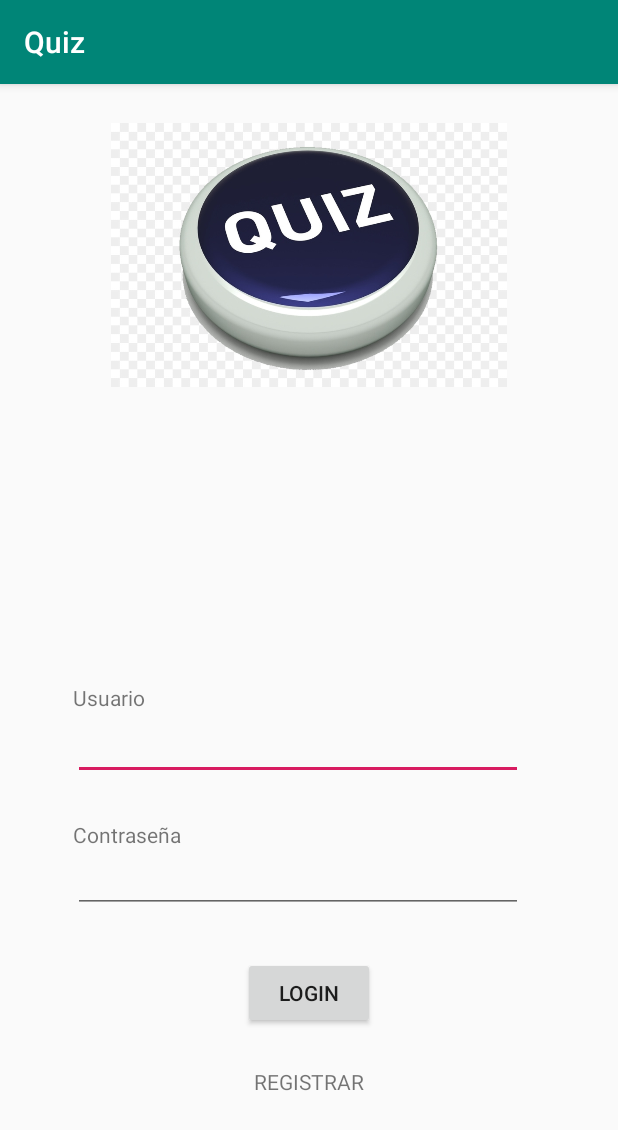
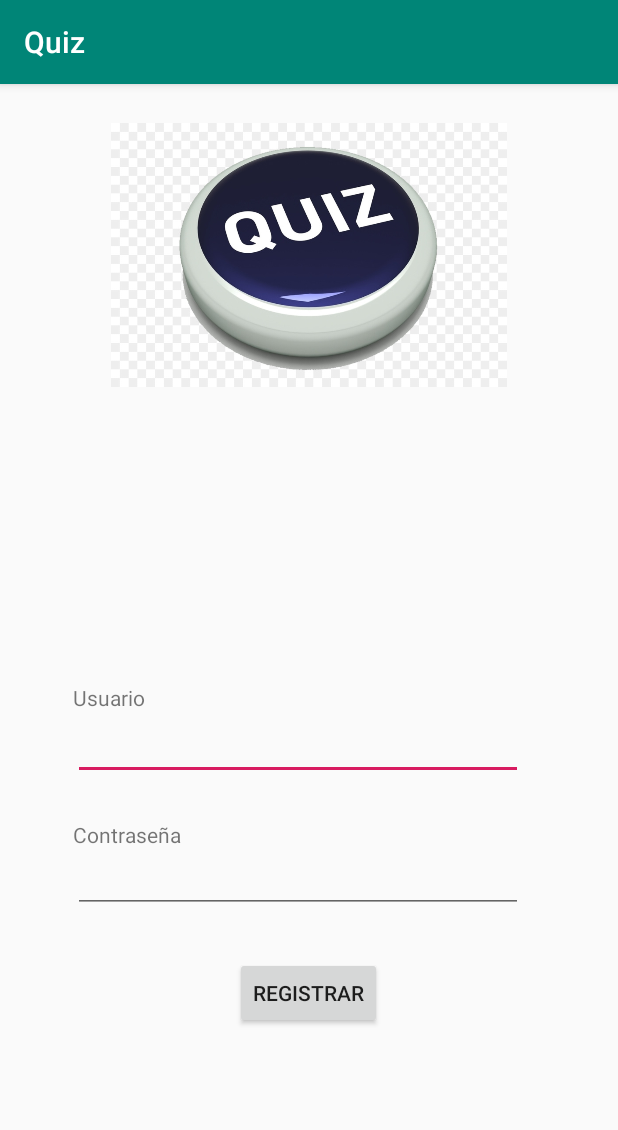
Before and after one commit to luiisgallego/MII_GIDW_1819, an Android app: the screen it shows after launch (MainActivity), on a phone screen of 412 x 824 dp. Shown: the top 1130 px of the screen. Run offline under Robolectric (Android 15) with nearby library versions, the phone set to English and light mode, and no system bars.

Commit message:
basic login - registro ok

```diff
--- a/APP/app/src/main/java/com/gidw/luis/quiz/LevelsActivity.java
+++ b/APP/app/src/main/java/com/gidw/luis/quiz/LevelsActivity.java
@@ -79,7 +79,7 @@ public class LevelsActivity extends AppCompatActivity implements NavigationView.
 
         // Recogemos la info compartida en el login - registro
         SharedPreferences infoPrincipal = getSharedPreferences("Contenido_principal", Context.MODE_PRIVATE);
-        //SharedPreferences sp = getSharedPreferences("Score", Context.MODE_PRIVATE);
+        //SharedPreferences score = getSharedPreferences("Score", Context.MODE_PRIVATE);
 
         /* -------- Actualizar la información del navigation drawer según el login -------- */
 
--- a/APP/app/src/main/java/com/gidw/luis/quiz/MainActivity.java
+++ b/APP/app/src/main/java/com/gidw/luis/quiz/MainActivity.java
@@ -9,64 +9,119 @@ import android.widget.Button;
 import android.content.Intent;
 import android.content.SharedPreferences;
 import android.content.Context;
+import android.widget.TextView;
+import android.widget.Toast;
 
 public class MainActivity extends AppCompatActivity {
 
-    // Método inicial para el login
+    String nombre_shared, pass_shared, email_shared, genero_shared;
+    Boolean statusSharedPreferences;
+
     @Override
     protected void onCreate(Bundle savedInstanceState) {
         super.onCreate(savedInstanceState);
-        setContentView(R.layout.activity_main);
+
+        // Referenciamos de preferencias compartidas
+        final SharedPreferences infoPrincipal = getSharedPreferences("Contenido_principal", Context.MODE_PRIVATE);
+        //SharedPreferences score = getSharedPreferences("Score", Context.MODE_PRIVATE);
+
+        // Comprobamos si ya se ha registrado
+        statusSharedPreferences = comprobarSharedPreferences(infoPrincipal);
+
+        //System.out.println("\n\n\n HEREEE  \n\n\n" + statusSharedPreferences);
+
+        // Actuamos en funcion de status
+        if(!statusSharedPreferences) {  // Registrar
+            setContentView(R.layout.activity_main_registrar);
 
             // Declaramos los campos editables y el botón
-        final EditText usuario = (EditText) findViewById(R.id.mainEditUsuario);
-        final EditText password = (EditText) findViewById(R.id.mainEditPass);
-        final Button boton = (Button) findViewById(R.id.mainButtonLogin);
+            final EditText usuarioRegistrar = findViewById(R.id.mainEditUsuarioRegistrar);
+            final EditText passwordRegistrar = findViewById(R.id.mainEditPassRegistrar);
+            final Button botonRegistrar = findViewById(R.id.mainButtonRegistrar);
 
-        // Funcionalidad para cuando pulsamos el botón
-        boton.setOnClickListener(new View.OnClickListener() {
+            botonRegistrar.setOnClickListener(new View.OnClickListener() {
+                @Override
+                public void onClick(View v) {
+                    if(usuarioRegistrar.getText().toString().equals("") || passwordRegistrar.getText().toString().equals("")) {
+
+                        // Si no hay datos, limpiamos y notificamos
+                        usuarioRegistrar.setText("");
+                        passwordRegistrar.setText("");
+                        Toast.makeText(MainActivity.this, "Por favor introduce los datos", Toast.LENGTH_SHORT).show();
+
+                    } else {
+
+                        // Copiamos los datos al sharedPreferences
+                        SharedPreferences.Editor editorInfoPrincipal = infoPrincipal.edit();
+                        editorInfoPrincipal.putString("nombre", usuarioRegistrar.getText().toString());
+                        editorInfoPrincipal.putString("contraseña", passwordRegistrar.getText().toString());
+                        //editorInfoPrincipal.putString("email", "emailRandom@gmail.es");
+                        //editorInfoPrincipal.putString("genero", "Hombre");
+                        editorInfoPrincipal.commit();
+
+                        // Creamos e iniciamos la nueva actividad
+                        Intent mainIntent = new Intent(MainActivity.this, LevelsActivity.class);
+                        startActivity(mainIntent);
+
+                    }
+                }
+            });
+        } else { // Login
+            setContentView(R.layout.activity_main_login);
+
+            // Declaramos los campos editables y el botón
+            final EditText usuarioLogin = findViewById(R.id.mainEditUsuarioLogin);
+            usuarioLogin.setText(infoPrincipal.getString("nombre", ""));
+            final EditText passwordLogin = findViewById(R.id.mainEditPassLogin);
+            final Button botonLogin = findViewById(R.id.mainButtonLogin);
+
+            botonLogin.setOnClickListener(new View.OnClickListener() {
                 @Override
                 public void onClick(View v) {
 
-                if( compruebaPassword(usuario.getText(), password.getText()) ) {
+                    System.out.println("FUNCION LOGIN: ");
+                    System.out.println(infoPrincipal.getString("contraseña", ""));
+                    System.out.println(passwordLogin.getText().toString());
+                    System.out.println(" FIN FUNCION LOGIN: ");
 
-                    // SHARED PREFERENCES
-                    SharedPreferences infoPrincipal = getSharedPreferences("Contenido_principal", Context.MODE_PRIVATE);
-                    SharedPreferences.Editor editorInfoPrincipal = infoPrincipal.edit();
-                    editorInfoPrincipal.putString("nombre", usuario.getText().toString());
-                    editorInfoPrincipal.putString("email", "emailRandom@gmail.es");
-                    editorInfoPrincipal.putString("genero", "Hombre");
-                    editorInfoPrincipal.commit();
-
+                    if( passwordLogin.getText().toString().equals(infoPrincipal.getString("contraseña", "")) ) {
 
                         // Creamos e iniciamos la nueva actividad
                         Intent mainIntent = new Intent(MainActivity.this, LevelsActivity.class);
                         startActivity(mainIntent);
 
                     } else {
+
                         // Limpiamos los campos si no son correctos
-                    usuario.setText("");
-                    password.setText("");
+                        // usuario.setText("");
+                        passwordLogin.setText("");
+
+                    }
+                }
+            });
+        }   // fin else
+    } // fin onCreate
+
+    private boolean comprobarSharedPreferences(SharedPreferences infoPrincipal) {
+
+        nombre_shared = infoPrincipal.getString("nombre", ""); // Por defecto vacio (en el caso de que no haya nada)
+        pass_shared = infoPrincipal.getString("contraseña", "");
+        //email_shared = infoPrincipal.getString("email", "");
+        //genero_shared = infoPrincipal.getString("genero", "");
+
+        System.out.println("FUNCION SHARED PREFERENCES: ");
+        System.out.println(nombre_shared);
+        System.out.println(pass_shared);
+        System.out.println(" FIN FUNCION SHARED PREFERENCES: ");
+
+        //return (!nombre_shared.equals("") || !pass_shared.equals("") || !email_shared.equals("") || !genero_shared.equals(""));
+        return (!nombre_shared.equals("") || !pass_shared.equals(""));
     }
 
+    /*private boolean compruebaPassword(Editable usuario, Editable password, SharedPreferences infoPrincipal) {
+        return (!usuario.toString().equals(infoPrincipal.getString("nombre", ""))
+                && !password.toString().equals(infoPrincipal.getString("contraseña", "")));
+    }*/
+
+
 }
-        });
-    } // Fin onCreate()
-
-    private boolean compruebaPassword(Editable usuario, Editable password) {
-        // Añadir valores
-        return (!usuario.toString().equals("") && !password.toString().equals(""));
-    }
-
-    // Para cuando la actividad vuelve a ser mostrada
-    @Override
-    protected void onRestart() {
-        super.onRestart();
-
-        final EditText usuario = (EditText) findViewById(R.id.mainEditUsuario);
-        final EditText password = (EditText) findViewById(R.id.mainEditPass);
-
-        usuario.setText("");
-        password.setText("");
-    }
-}
--- a/APP/app/src/main/res/layout/activity_main.xml
+++ b/APP/app/src/main/res/layout/activity_main_login.xml
@@ -7,7 +7,7 @@
     tools:context=".MainActivity">
 
     <ImageView
-        android:id="@+id/mainLogo"
+        android:id="@+id/mainLogoLogin"
         android:layout_width="264dp"
         android:layout_height="228dp"
         android:layout_alignParentTop="true"
@@ -16,20 +16,20 @@
         app:srcCompat="@drawable/quiz_logo" />
 
     <TextView
-        android:id="@+id/mainTextUsuario"
+        android:id="@+id/mainTextUsuarioLogin"
         android:layout_width="wrap_content"
         android:layout_height="wrap_content"
-        android:layout_alignStart="@+id/mainLogo"
+        android:layout_alignStart="@+id/mainLogoLogin"
         android:layout_alignParentBottom="true"
         android:layout_marginStart="-25dp"
         android:layout_marginBottom="349dp"
-        android:text="@string/mainTextUsuario" />
+        android:text="@string/mainTextUsuarioLogin" />
 
     <EditText
-        android:id="@+id/mainEditUsuario"
+        android:id="@+id/mainEditUsuarioLogin"
         android:layout_width="300dp"
         android:layout_height="wrap_content"
-        android:layout_alignStart="@+id/mainLogo"
+        android:layout_alignStart="@+id/mainLogoLogin"
         android:layout_alignParentBottom="true"
         android:layout_marginStart="-25dp"
         android:layout_marginBottom="304dp"
@@ -37,20 +37,20 @@
         android:inputType="textPersonName" />
 
     <TextView
-        android:id="@+id/mainTextPass"
+        android:id="@+id/mainTextPassLogin"
         android:layout_width="wrap_content"
         android:layout_height="wrap_content"
-        android:layout_alignStart="@+id/mainLogo"
+        android:layout_alignStart="@+id/mainLogoLogin"
         android:layout_alignParentBottom="true"
         android:layout_marginStart="-25dp"
         android:layout_marginBottom="258dp"
-        android:text="@string/mainTextPass" />
+        android:text="@string/mainTextPassLogin" />
 
     <EditText
-        android:id="@+id/mainEditPass"
+        android:id="@+id/mainEditPassLogin"
         android:layout_width="300dp"
         android:layout_height="wrap_content"
-        android:layout_alignStart="@+id/mainLogo"
+        android:layout_alignStart="@+id/mainLogoLogin"
         android:layout_alignParentBottom="true"
         android:layout_marginStart="-25dp"
         android:layout_marginBottom="215dp"
@@ -66,13 +66,4 @@
         android:layout_marginBottom="138dp"
         android:text="@string/mainButtonLogin" />
 
-    <TextView
-        android:id="@+id/mainTextRegistrar"
-        android:layout_width="wrap_content"
-        android:layout_height="wrap_content"
-        android:layout_alignParentBottom="true"
-        android:layout_centerHorizontal="true"
-        android:layout_marginBottom="93dp"
-        android:text="@string/mainTextRegistrar" />
-
 </RelativeLayout>
--- /dev/null
+++ b/APP/app/src/main/res/layout/activity_main_registrar.xml
@@ -0,0 +1,69 @@
+<?xml version="1.0" encoding="utf-8"?>
+<RelativeLayout xmlns:android="http://schemas.android.com/apk/res/android"
+    xmlns:app="http://schemas.android.com/apk/res-auto"
+    xmlns:tools="http://schemas.android.com/tools"
+    android:layout_width="match_parent"
+    android:layout_height="match_parent"
+    tools:context=".MainActivity">
+
+    <ImageView
+        android:id="@+id/mainLogoRegistrar"
+        android:layout_width="264dp"
+        android:layout_height="228dp"
+        android:layout_alignParentTop="true"
+        android:layout_centerHorizontal="true"
+        android:layout_marginTop="0dp"
+        app:srcCompat="@drawable/quiz_logo" />
+
+    <TextView
+        android:id="@+id/mainTextUsuarioRegistrar"
+        android:layout_width="wrap_content"
+        android:layout_height="wrap_content"
+        android:layout_alignStart="@+id/mainLogoRegistrar"
+        android:layout_alignParentBottom="true"
+        android:layout_marginStart="-25dp"
+        android:layout_marginBottom="349dp"
+        android:text="@string/mainTextUsuarioRegistrar" />
+
+    <EditText
+        android:id="@+id/mainEditUsuarioRegistrar"
+        android:layout_width="300dp"
+        android:layout_height="wrap_content"
+        android:layout_alignStart="@+id/mainLogoRegistrar"
+        android:layout_alignParentBottom="true"
+        android:layout_marginStart="-25dp"
+        android:layout_marginBottom="304dp"
+        android:ems="10"
+        android:inputType="textPersonName" />
+
+    <TextView
+        android:id="@+id/mainTextPassRegistrar"
+        android:layout_width="wrap_content"
+        android:layout_height="wrap_content"
+        android:layout_alignStart="@+id/mainLogoRegistrar"
+        android:layout_alignParentBottom="true"
+        android:layout_marginStart="-25dp"
+        android:layout_marginBottom="258dp"
+        android:text="@string/mainTextPassRegistrar" />
+
+    <EditText
+        android:id="@+id/mainEditPassRegistrar"
+        android:layout_width="300dp"
+        android:layout_height="wrap_content"
+        android:layout_alignStart="@+id/mainLogoRegistrar"
+        android:layout_alignParentBottom="true"
+        android:layout_marginStart="-25dp"
+        android:layout_marginBottom="215dp"
+        android:ems="10"
+        android:inputType="textPersonName" />
+
+    <Button
+        android:id="@+id/mainButtonRegistrar"
+        android:layout_width="wrap_content"
+        android:layout_height="wrap_content"
+        android:layout_alignParentBottom="true"
+        android:layout_centerHorizontal="true"
+        android:layout_marginBottom="138dp"
+        android:text="@string/mainButtonRegistrar" />
+
+</RelativeLayout>
--- a/APP/app/src/main/res/values/strings.xml
+++ b/APP/app/src/main/res/values/strings.xml
@@ -3,10 +3,13 @@
     <string name="app_name">Quiz</string>
 
     <!-- Main -->
-    <string name="mainTextUsuario">Usuario</string>
-    <string name="mainTextPass">Contraseña</string>ç
+    <string name="mainTextUsuarioLogin">Usuario</string>
+    <string name="mainTextPassLogin">Contraseña</string>
     <string name="mainButtonLogin">LOGIN</string>
     <string name="mainTextRegistrar">REGISTRAR</string>
+    <string name="mainButtonRegistrar">REGISTRAR</string>
+    <string name="mainTextUsuarioRegistrar">Usuario</string>
+    <string name="mainTextPassRegistrar">Contraseña</string>
 
     <!-- Levels  -->
     <string name="nivel1">Nivel 1</string>
```
Also changed, not shown: 2 other files. Lines whose indentation alone changed are shown as unchanged.
